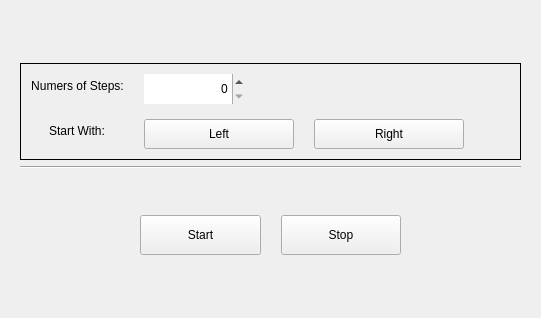
Qt form src/gui_pkg/include/gui_pkg/control_form.ui (cristianbass01/GUI_robotic_exoskeleton) before a commit.
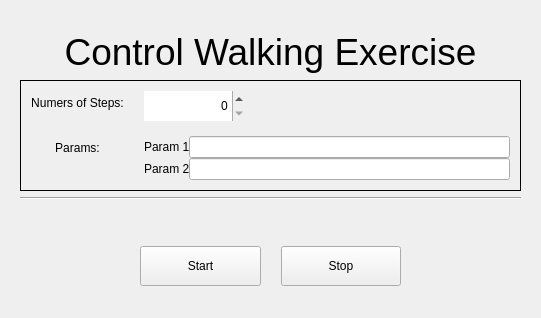
The same form after that commit.

Diff of the .ui file:
```diff
--- a/src/gui_pkg/include/gui_pkg/control_form.ui
+++ b/src/gui_pkg/include/gui_pkg/control_form.ui
@@ -30,6 +30,16 @@
      </property>
     </spacer>
    </item>
+   <item>
+    <widget class="QLabel" name="label">
+     <property name="text">
+      <string>&lt;html&gt;&lt;head/&gt;&lt;body&gt;&lt;p&gt;&lt;span style=&quot; font-size:28pt;&quot;&gt;Control Walking Exercise&lt;/span&gt;&lt;/p&gt;&lt;/body&gt;&lt;/html&gt;</string>
+     </property>
+     <property name="alignment">
+      <set>Qt::AlignCenter</set>
+     </property>
+    </widget>
+   </item>
    <item>
     <widget class="QFrame" name="formFrame">
      <property name="frameShape">
@@ -73,92 +83,13 @@
       <item row="1" column="0">
        <widget class="QLabel" name="label_4">
         <property name="text">
-         <string>&lt;html&gt;&lt;head/&gt;&lt;body&gt;&lt;p align=&quot;center&quot;&gt;Start With:&lt;/p&gt;&lt;/body&gt;&lt;/html&gt;</string>
+         <string>&lt;html&gt;&lt;head/&gt;&lt;body&gt;&lt;p align=&quot;center&quot;&gt;Params:&lt;/p&gt;&lt;/body&gt;&lt;/html&gt;</string>
         </property>
         <property name="scaledContents">
          <bool>true</bool>
         </property>
        </widget>
       </item>
-      <item row="1" column="1">
-       <layout class="QHBoxLayout" name="horizontalLayout_9">
-        <property name="spacing">
-         <number>20</number>
-        </property>
-        <item>
-         <widget class="QPushButton" name="pushButton_2">
-          <property name="sizePolicy">
-           <sizepolicy hsizetype="Fixed" vsizetype="Fixed">
-            <horstretch>0</horstretch>
-            <verstretch>0</verstretch>
-           </sizepolicy>
-          </property>
-          <property name="minimumSize">
-           <size>
-            <width>150</width>
-            <height>30</height>
-           </size>
-          </property>
-          <property name="maximumSize">
-           <size>
-            <width>400</width>
-            <height>30</height>
-           </size>
-          </property>
-          <property name="text">
-           <string>Left</string>
-          </property>
-         </widget>
-        </item>
-        <item>
-         <widget class="QPushButton" name="stepButton">
-          <property name="sizePolicy">
-           <sizepolicy hsizetype="Fixed" vsizetype="MinimumExpanding">
-            <horstretch>0</horstretch>
-            <verstretch>0</verstretch>
-           </sizepolicy>
-          </property>
-          <property name="minimumSize">
-           <size>
-            <width>150</width>
-            <height>30</height>
-           </size>
-          </property>
-          <property name="maximumSize">
-           <size>
-            <width>400</width>
-            <height>30</height>
-           </size>
-          </property>
-          <property name="sizeIncrement">
-           <size>
-            <width>0</width>
-            <height>0</height>
-           </size>
-          </property>
-          <property name="text">
-           <string>Right</string>
-          </property>
-          <property name="autoDefault">
-           <bool>false</bool>
-          </property>
-         </widget>
-        </item>
-        <item>
-         <spacer name="horizontalSpacer_7">
-          <property name="orientation">
-           <enum>Qt::Horizontal</enum>
-          </property>
-          <property name="sizeHint" stdset="0">
-           <size>
-            <width>40</width>
-            <height>20</height>
-           </size>
-          </property>
-         </spacer>
-        </item>
-       </layout>
-      </item>
       <item row="0" column="1">
        <layout class="QHBoxLayout" name="horizontalLayout_10">
         <item>
@@ -204,6 +135,44 @@
         </item>
        </layout>
       </item>
+      <item row="1" column="1">
+       <layout class="QFormLayout" name="formLayout_2">
+        <item row="0" column="0">
+         <widget class="QLabel" name="paramLabel">
+          <property name="text">
+           <string>Param 1</string>
+          </property>
+         </widget>
+        </item>
+        <item row="0" column="1">
+         <widget class="QLineEdit" name="paramLineEdit">
+          <property name="sizePolicy">
+           <sizepolicy hsizetype="Preferred" vsizetype="Fixed">
+            <horstretch>0</horstretch>
+            <verstretch>0</verstretch>
+           </sizepolicy>
+          </property>
+         </widget>
+        </item>
+        <item row="1" column="0">
+         <widget class="QLabel" name="paramLabel_2">
+          <property name="text">
+           <string>Param 2</string>
+          </property>
+         </widget>
+        </item>
+        <item row="1" column="1">
+         <widget class="QLineEdit" name="paramLineEdit_2">
+          <property name="sizePolicy">
+           <sizepolicy hsizetype="Preferred" vsizetype="Fixed">
+            <horstretch>0</horstretch>
+            <verstretch>0</verstretch>
+           </sizepolicy>
+          </property>
+         </widget>
+        </item>
+       </layout>
+      </item>
      </layout>
     </widget>
    </item>
```
